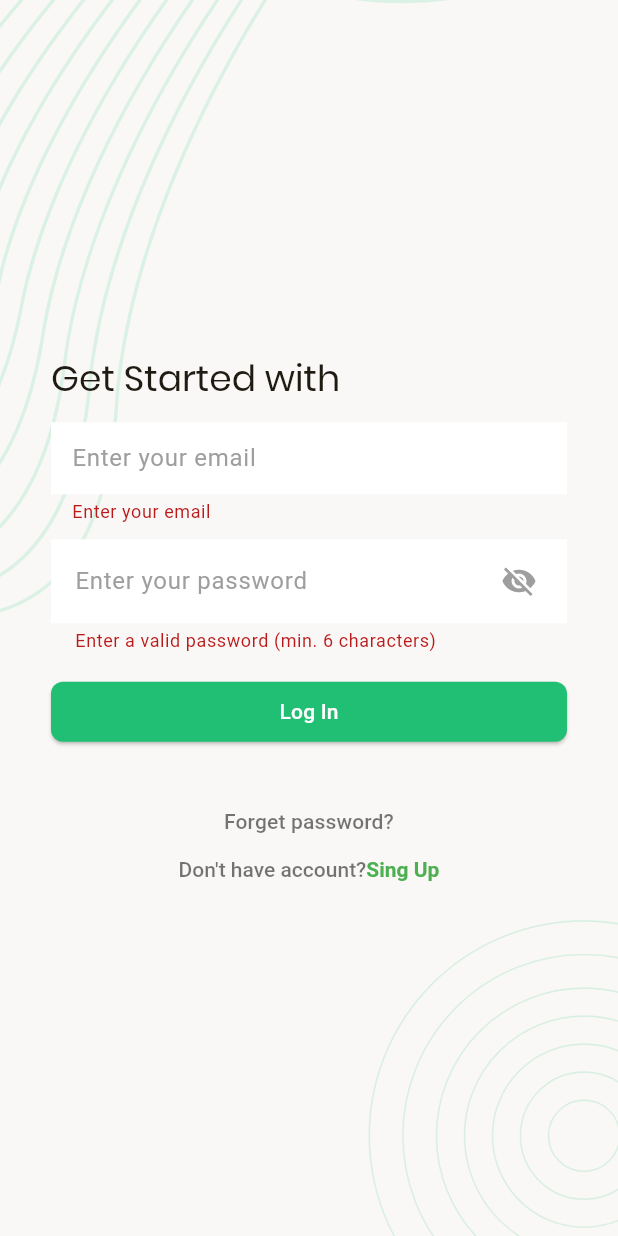
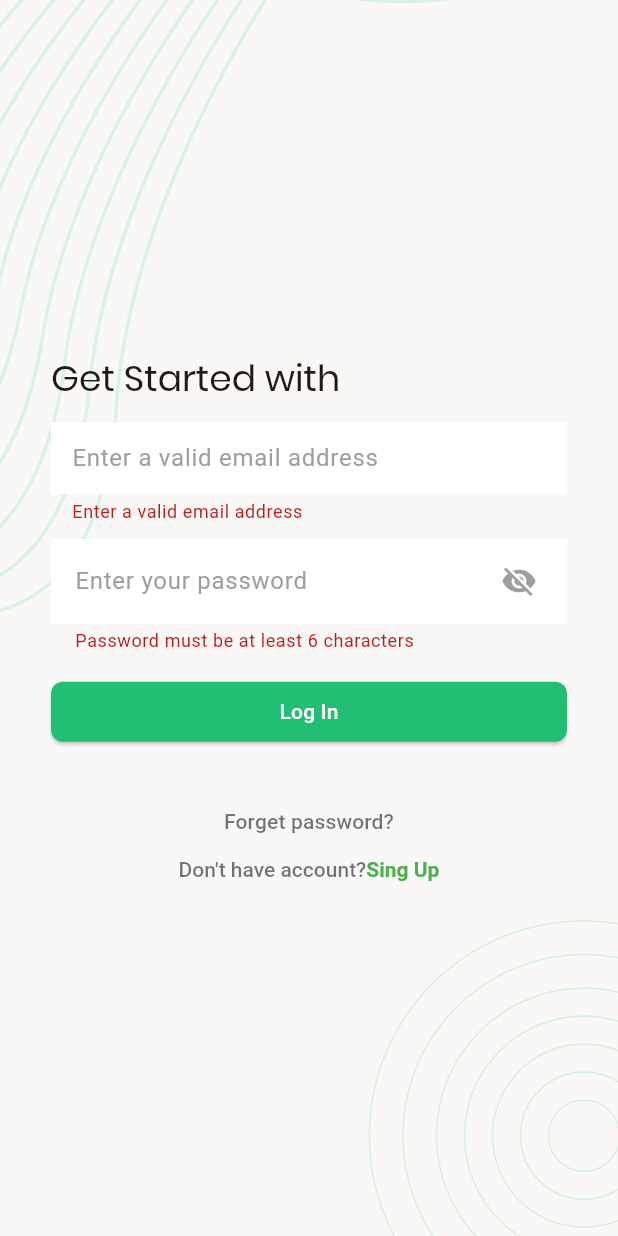
Before and after one commit to Takbirulislam420/Task-management-app, a Flutter app: the screen it shows after launch, after a tap on "Log In", on a phone screen of 412 x 824 dp. Run offline on Flutter 3.47's test engine with Material 3 defaults, Android fonts, the phone set to English and light mode, and no system bars; our stand-ins replace email_validator, flutter_svg, fluttertoast, get, image_picker, logger and 2 more; accounts and stored records are empty.

Commit message:
improved login and reset password screen

```diff
--- /dev/null
+++ b/lib/Screenview/Components/email_text_field_component.dart
@@ -0,0 +1,33 @@
+import 'package:flutter/material.dart';
+import 'package:email_validator/email_validator.dart';
+
+class EmailTextFieldComponent extends StatelessWidget {
+  final TextEditingController controller;
+  final String hintText;
+
+  const EmailTextFieldComponent({
+    super.key,
+    required this.controller,
+    this.hintText = 'Enter a valid email address',
+  });
+
+  @override
+  Widget build(BuildContext context) {
+    return TextFormField(
+      textInputAction: TextInputAction.next,
+      controller: controller,
+      keyboardType: TextInputType.emailAddress,
+      decoration: InputDecoration(
+        hintText: hintText,
+      ),
+      validator: (String? value) {
+        String email = value?.trim() ?? '';
+        if (!EmailValidator.validate(email)) {
+          return hintText;
+        } else {
+          return null;
+        }
+      },
+    );
+  }
+}
--- /dev/null
+++ b/lib/Screenview/Components/login_password_text_field.dart
@@ -0,0 +1,64 @@
+import 'package:flutter/material.dart';
+
+class LoginPasswordTextField extends StatefulWidget {
+  final TextEditingController controller;
+  final String hintText;
+  final String errorText;
+
+  const LoginPasswordTextField({
+    super.key,
+    required this.controller,
+    this.hintText = 'Enter your password',
+    this.errorText = 'Password must be at least 6 characters',
+  });
+
+  @override
+  State<LoginPasswordTextField> createState() => _LoginPasswordTextFieldState();
+}
+
+class _LoginPasswordTextFieldState extends State<LoginPasswordTextField> {
+  bool _isObscured = true;
+
+  @override
+  Widget build(BuildContext context) {
+    return TextFormField(
+      obscureText: _isObscured,
+      controller: widget.controller,
+      keyboardType: TextInputType.visiblePassword,
+      textInputAction: TextInputAction.done,
+      textAlign: TextAlign.start,
+      decoration: InputDecoration(
+        hintText: widget.hintText,
+        contentPadding: const EdgeInsets.symmetric(
+          vertical: 16,
+          horizontal: 12,
+        ),
+        suffixIcon: Padding(
+          padding: const EdgeInsets.only(right: 8.0),
+          child: IconButton(
+            onPressed: () {
+              setState(() {
+                _isObscured = !_isObscured;
+              });
+            },
+            icon: Icon(
+              _isObscured ? Icons.visibility_off : Icons.visibility,
+              color: Colors.grey,
+            ),
+          ),
+        ),
+        suffixIconConstraints: const BoxConstraints(
+          minHeight: 40,
+          minWidth: 40,
+        ),
+      ),
+      autovalidateMode: AutovalidateMode.onUserInteraction,
+      validator: (String? value) {
+        if ((value?.isEmpty ?? true) || value!.length < 6) {
+          return widget.errorText;
+        }
+        return null;
+      },
+    );
+  }
+}
--- a/lib/Screenview/onboarding.dart/login_screen.dart
+++ b/lib/Screenview/onboarding.dart/login_screen.dart
@@ -1,9 +1,10 @@
-import 'package:email_validator/email_validator.dart';
 import 'package:flutter/gestures.dart';
 import 'package:flutter/material.dart';
 import 'package:get/get.dart';
 import 'package:task_management_app/Screenview/Components/background_component.dart';
 import 'package:task_management_app/Screenview/Components/center_circular_progress_indecator.dart';
+import 'package:task_management_app/Screenview/Components/email_text_field_component.dart';
+import 'package:task_management_app/Screenview/Components/login_password_text_field.dart';
 import 'package:task_management_app/Screenview/Components/show_snackbar.dart';
 import 'package:task_management_app/Screenview/onboarding.dart/forget_password_verify_email_screen.dart';
 import 'package:task_management_app/Screenview/onboarding.dart/registation_Screen.dart';
@@ -22,10 +23,9 @@ class LoginScreen extends StatefulWidget {
 class _LoginScreenState extends State<LoginScreen> {
   final TextEditingController _emailController = TextEditingController();
   final TextEditingController _passwordController = TextEditingController();
+
   final _formKey = GlobalKey<FormState>();
   final LoginController _loginController = Get.find<LoginController>();
-  // To toggle password visibility
-  bool _isObscured = true;
 
   @override
   Widget build(BuildContext context) {
@@ -49,66 +49,14 @@ class _LoginScreenState extends State<LoginScreen> {
                 SizedBox(
                   height: 15,
                 ),
-                TextFormField(
-                  textInputAction: TextInputAction.next,
+                EmailTextFieldComponent(
                   controller: _emailController,
-                  keyboardType: TextInputType.emailAddress,
-                  decoration: InputDecoration(
-                    //labelText: 'Email',
-                    hintText: AppString.emailHintText,
-                  ),
-                  validator: (String? value) {
-                    String email = value?.trim() ?? '';
-                    if (EmailValidator.validate(email) == false) {
-                      return AppString.emailHintText;
-                    } else {
-                      return null;
-                    }
-                  },
                 ),
                 SizedBox(
                   height: 10,
                 ),
-                TextFormField(
-                  obscureText: _isObscured,
+                LoginPasswordTextField(
                   controller: _passwordController,
-                  keyboardType: TextInputType.visiblePassword,
-                  textInputAction: TextInputAction.done,
-                  textAlign: TextAlign.start,
-                  decoration: InputDecoration(
-                    hintText: AppString.passwordHintText,
-                    // border: OutlineInputBorder(
-                    //   borderRadius: BorderRadius.circular(10),),
-                    contentPadding: EdgeInsets.symmetric(
-                        vertical: 16,
-                        horizontal: 12), // fixes vertical alignment
-                    suffixIcon: Padding(
-                      padding: const EdgeInsets.only(
-                          right: 8.0), // optional, for better spacing
-                      child: IconButton(
-                        onPressed: () {
-                          setState(() {
-                            _isObscured = !_isObscured;
-                          });
-                        },
-                        icon: Icon(
-                          _isObscured ? Icons.visibility_off : Icons.visibility,
-                          color: Colors.grey,
-                        ),
-                      ),
-                    ),
-                    suffixIconConstraints: BoxConstraints(
-                      minHeight: 40,
-                      minWidth: 40,
-                    ),
-                  ),
-                  autovalidateMode: AutovalidateMode.onUserInteraction,
-                  validator: (String? value) {
-                    if ((value?.isEmpty ?? true) || value!.length < 6) {
-                      return AppString.errorEmailText;
-                    }
-                    return null;
-                  },
                 ),
                 SizedBox(
                   height: 15,
```
Also changed, not shown: lib/Screenview/Components/confirm_password_component.dart (added, +65 -0 lines), lib/Screenview/Components/password_component.dart (added, +43 -0 lines), lib/Screenview/onboarding.dart/new_password_reset.dart (+7 -71 lines), 4 other files.
